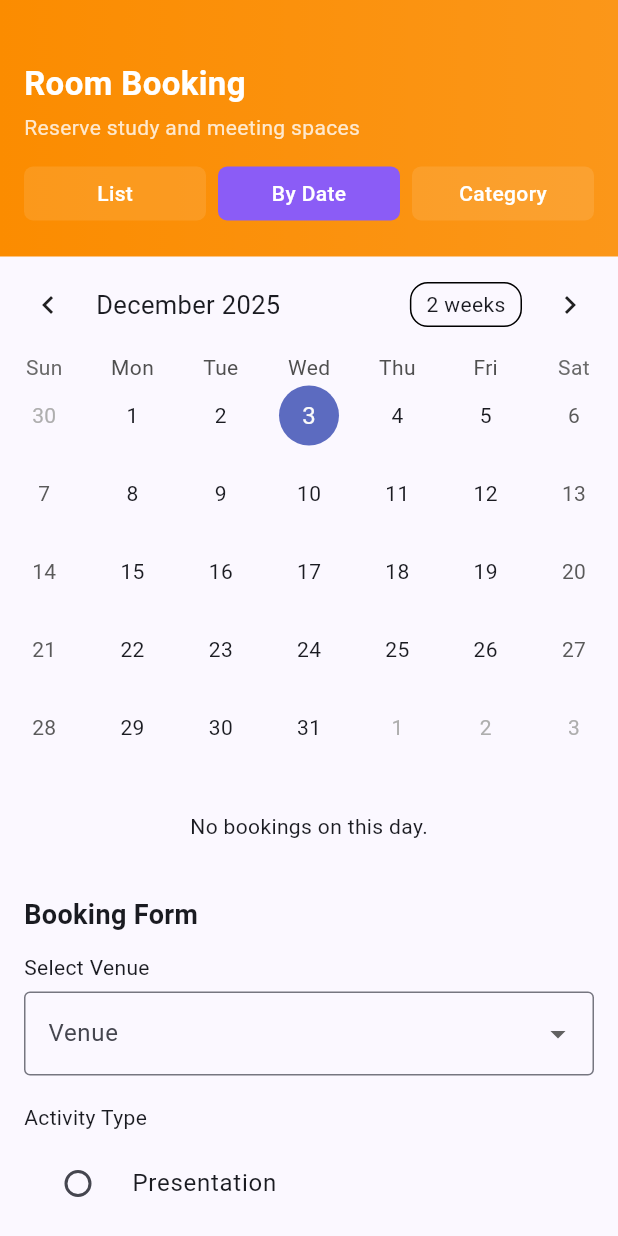
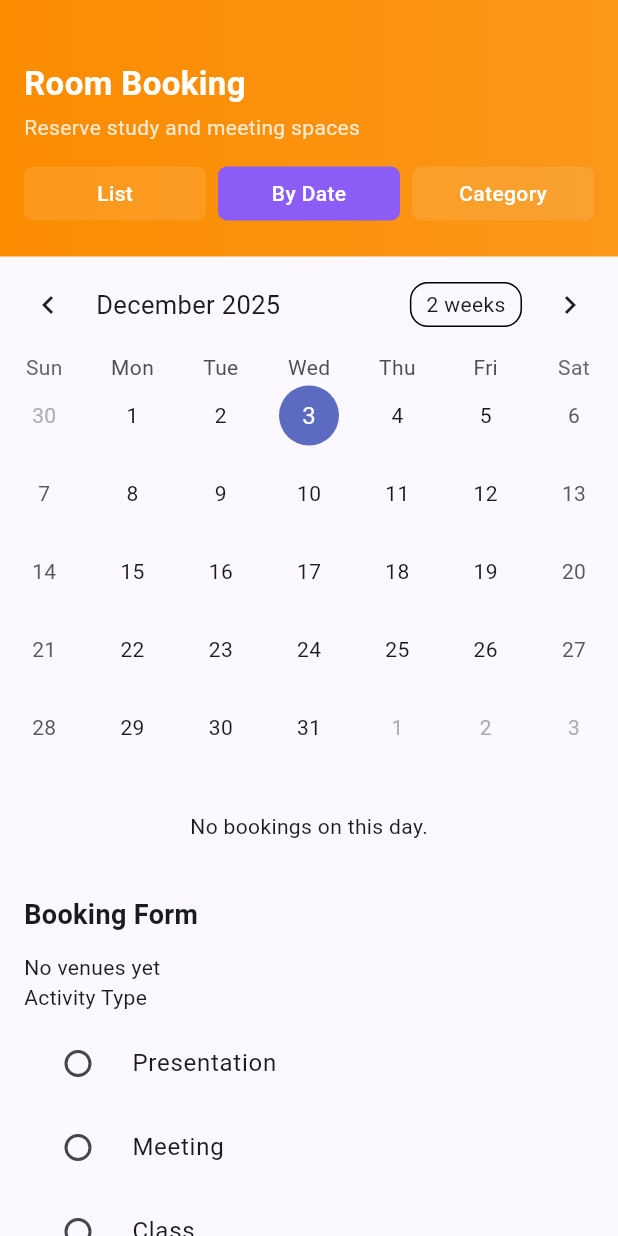
Before and after one commit to reyner-orlando/presportal, a Flutter app: the RoomBookingPage screen opened directly, after a tap on "By Date", on a phone screen of 412 x 824 dp. Run offline on Flutter 3.47's test engine with Material 3 defaults, Android fonts, the phone set to English and light mode, and no system bars; drawn by our look-alikes of table_calendar; our stand-ins replace cloud_firestore, firebase_core; accounts and stored records are empty.

Commit message:
Refactor booking schema from reference to string and take dropdown venue list from firebase

```diff
--- a/lib/main.dart
+++ b/lib/main.dart
@@ -1,7 +1,6 @@
 // lib/main.dart
 
 import 'package:flutter/material.dart';
-// Impor file dashboard_screen.dart yang berisi kelas DashboardScreen
 import 'pages/HomeWrapper.dart';
 import 'package:firebase_core/firebase_core.dart';
 import 'firebase_options.dart';
--- a/lib/models/booking.dart
+++ b/lib/models/booking.dart
@@ -6,13 +6,11 @@ class Booking {
   final String bookingId;
   final DateTime date;
   final String status;
+  final String studentId;
+  final String studentName;
+  final String venueId;
+  final String venueName;
 
-  final DocumentReference studentRef;
-  final DocumentReference venueRef;
-
-  // populated after attachDetails()
-  String? studentName;
-  String? venueName;
 
   Booking({
     required this.id,
@@ -20,10 +18,10 @@ class Booking {
     required this.bookingId,
     required this.date,
     required this.status,
-    required this.studentRef,
-    required this.venueRef,
-    this.studentName,
-    this.venueName,
+    required this.studentId,
+    required this.studentName,
+    required this.venueId,
+    required this.venueName,
   });
 
   factory Booking.fromMap(String id, Map<String, dynamic> map) {
@@ -33,8 +31,10 @@ class Booking {
       bookingId: map['bookingid'] ?? '',
       date: (map['date'] as Timestamp).toDate(),
       status: map['status'] ?? '',
-      studentRef: map['userid'],     // sesuai Firestore
-      venueRef: map['venueid'],      // sesuai Firestore
+      studentId: map['userid'],
+      studentName: map['username'],
+      venueId: map['venueid'],
+      venueName: map['venuename'],
     );
   }
 
@@ -44,8 +44,10 @@ class Booking {
       'bookingid': bookingId,
       'date': date,
       'status': status,
-      'userid': studentRef,
-      'venueid': venueRef,
+      'userid': studentId,
+      'venueid': venueId,
+      'username': studentName,
+      'venuename': venueName,
     };
   }
 }
--- a/lib/pages/HomeWrapper.dart
+++ b/lib/pages/HomeWrapper.dart
@@ -15,6 +15,7 @@ class _HomeWrapperState extends State<HomeWrapper> {
   final _pages = [
     HomePage(),
     RoomBookingPage(),
+    const Scaffold(body: Center(child: Text("Halaman Profil"))),
   ];
   Widget _buildCircleIcon(IconData icon, {required bool isSelected}) {
     return Container(
--- a/lib/services/booking_service.dart
+++ b/lib/services/booking_service.dart
@@ -8,11 +8,16 @@ class BookingService {
   /// Simpan booking baru
   Future<void> addBooking({
     required String activityType,
-    required String venueName,
+    required String venueId,
     required DateTime date,
     required String studentId,
+    required String venueName,
   }) async {
     final docRef = _firestore.collection('bookings').doc();
+    final studentSnap = await _firestore.collection('students').doc(studentId).get();
+    String fetchedStudentName = studentSnap.exists
+        ? (studentSnap.data()?['name'] ?? 'Unknown Student')
+        : 'Unknown ID' ;
 
     final booking = Booking(
       id: docRef.id,
@@ -20,24 +25,15 @@ class BookingService {
       activityType: activityType,
       status: "Pending",
       date: date,
-      studentRef: _firestore.doc("students/$studentId"),
-      venueRef: _firestore.doc("venues/$venueName"),
+      studentId: studentId,
+      studentName: fetchedStudentName,
+      venueId: venueId,
+      venueName: venueName,
     );
 
     await docRef.set(booking.toMap());
   }
 
-
-  /// Ambil studentName & venueName dari reference
-  Future<Booking> attachDetails(Booking booking) async {
-    final studentSnap = await booking.studentRef.get();
-    final venueSnap   = await booking.venueRef.get();
-
-    booking.studentName = studentSnap['name'];
-    booking.venueName   = venueSnap['name'];
-
-    return booking;
-  }
 
   /// Ambil booking berdasarkan tanggal dan otomatis fetch nama student + venue
   Stream<List<Booking>> getBookingsByDate(DateTime date) {
@@ -50,19 +46,13 @@ class BookingService {
         .where('date', isLessThanOrEqualTo: end)
         .orderBy('date')
         .snapshots()
-        .asyncMap((snapshot) async {
+        .asyncMap((snapshot) {
 
       // Convert Firestore → Booking
-      final bookings = snapshot.docs
+      return snapshot.docs
           .map((doc) => Booking.fromMap(doc.id, doc.data()))
           .toList();
 
-      // Fetch detail studentName & venueName
-      for (var b in bookings) {
-        await attachDetails(b);
-      }
-
-      return bookings;
     });
   }
 }
--- a/lib/widgets/booking_card.dart
+++ b/lib/widgets/booking_card.dart
@@ -1,7 +1,7 @@
 import 'package:flutter/material.dart';
 import '../models/booking.dart';
-import '../services/booking_service.dart';
-import 'package:cloud_firestore/cloud_firestore.dart';
+// import '../services/booking_service.dart';
+// import 'package:cloud_firestore/cloud_firestore.dart';
 
 class BookingCard extends StatelessWidget {
   final Booking booking;
@@ -60,7 +60,7 @@ class BookingCard extends StatelessWidget {
                 const SizedBox(width: 8),
                 Expanded(
                   child: Text(
-                    "Venue: ${booking.venueName ?? 'Unknown'}",
+                    booking.venueName,
                     style: const TextStyle(fontSize: 15),
                   ),
                 )
@@ -75,7 +75,7 @@ class BookingCard extends StatelessWidget {
                 const Icon(Icons.person, color: Colors.teal, size: 20),
                 const SizedBox(width: 8),
                 Text(
-                  booking.studentName ?? 'Unknown Student',
+                  booking.studentName,
                   style: const TextStyle(fontSize: 15),
                 ),
               ],
--- a/lib/widgets/date_view.dart
+++ b/lib/widgets/date_view.dart
@@ -1,3 +1,4 @@
+import 'package:cloud_firestore/cloud_firestore.dart';
 import 'package:flutter/material.dart';
 import 'package:table_calendar/table_calendar.dart';
 import '../models/booking.dart';
@@ -22,15 +23,16 @@ class DateView extends StatefulWidget {
 }
 
 class _DateViewState extends State<DateView> {
-  String? selectedVenue;
+  String? selectedVenueId;
   String? selectedActivity;
+  String? selectedVenueName;
   final bookingService = BookingService();
-  Map<String, String> venueMap = {
-    "Lab A216": "0001",
-    "B204": "0002",
-    "Lab 402": "0003",
-    "Meeting Room": "0004",
-  };
+  // Map<String, String> venueMap = {
+  //   "Lab A216": "0001",
+  //   "B204": "0002",
+  //   "Lab 402": "0003",
+  //   "Meeting Room": "0004",
+  // };
 
   // gunakan selectedDay dari parent
   late DateTime _selectedDay;
@@ -100,27 +102,46 @@ class _DateViewState extends State<DateView> {
                 const SizedBox(height: 12),
 
                 // ------------ VENUE DROPDOWN ------------
-                const Text("Select Venue"),
-                const SizedBox(height: 6),
+                StreamBuilder<QuerySnapshot>(
+                  stream: FirebaseFirestore.instance.collection('venues').orderBy('name').snapshots(),
 
-                DropdownButtonFormField<String>(
-                  value: selectedVenue,
-                  decoration: const InputDecoration(
-                    border: OutlineInputBorder(),
-                    labelText: "Venue",
-                  ),
-                  items: [
-                    "B204",
-                    "Lab A216",
-                    "Lab 402",
-                    "Meeting Room",
-                  ].map((v) => DropdownMenuItem(value: v, child: Text(v))).toList(),
-                  onChanged: (value) {
-                    setState(() => selectedVenue = value);
+                  builder: (context, snapshot) {
+                    if(!snapshot.hasData){
+                      return const Center(child:CircularProgressIndicator());
+                    }
+
+                    if(snapshot.data!.docs.isEmpty) {
+                      return const Text("No venues yet");
+                    }
+
+                    List<DropdownMenuItem<String>> venueItems = snapshot.data!.docs.map((doc) {
+                      Map<String, dynamic> data = doc.data() as Map<String, dynamic>;
+
+                      return DropdownMenuItem<String>(
+                        value: doc.id,
+                        child: Text(data['name']),
+                      );
+                    }).toList();
+
+                    return DropdownButtonFormField<String>(
+                      decoration: const InputDecoration(labelText: 'Choose venue/room'),
+                      value: selectedVenueId,
+                      items: venueItems,
+                      hint: const Text("Choose one"),
+
+                      onChanged: (String? newId) {
+                        setState(() {
+                          selectedVenueId = newId;
+
+                          final selectedDoc = snapshot.data!.docs.firstWhere((doc) => doc.id == newId);
+                          selectedVenueName = selectedDoc['name'];
+
+                          print("User choose: $selectedVenueName (ID: $selectedVenueId)");
+                        });
+                      },
+                    );
                   },
                 ),
-
-                const SizedBox(height: 18),
 
                 // ------------ ACTIVITY RADIO ------------
                 const Text("Activity Type"),
@@ -163,7 +184,7 @@ class _DateViewState extends State<DateView> {
                 // ------------ CONFIRM BUTTON ------------
                 ElevatedButton(
                   onPressed: () async {
-                    if (selectedVenue == null || selectedActivity == null) {
+                    if (selectedVenueId == null || selectedActivity == null) {
                       ScaffoldMessenger.of(context).showSnackBar(
                         const SnackBar(
                           content: Text("Please complete all fields"),
@@ -172,9 +193,10 @@ class _DateViewState extends State<DateView> {
                       return;
                     }
 
-                    await bookingService.addBooking(
+                    await widget.bookService.addBooking(
                       activityType: selectedActivity!,
-                      venueName: venueMap[selectedVenue]!,  // pakai ID venue
+                      venueId: selectedVenueId!,  // pakai ID venue
+                      venueName: selectedVenueName!,
                       date: _selectedDay,
                       studentId: "001202400087", // isi sesuai user login
                     );
--- a/pubspec.yaml
+++ b/pubspec.yaml
@@ -34,11 +34,11 @@ dependencies:
   # The following adds the Cupertino Icons font to your application.
   # Use with the CupertinoIcons class for iOS style icons.
   cupertino_icons: ^1.0.8
-  flutter_feather_icons: ^2.0.0 # Atau versi terbaru yang tersedia
+
+  flutter_feather_icons: ^2.0.0
   firebase_core: any
   cloud_firestore: any
   table_calendar: ^3.2.0
-  dropdown_button2: ^2.3.9
 
 dev_dependencies:
   flutter_test:
```
Also changed, not shown: lib/widgets/room_card.dart (+0 -14 lines), pubspec.lock.
